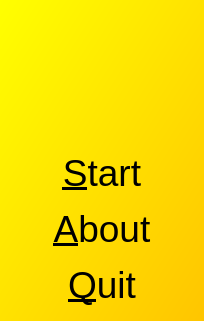
Before: the Qt Designer form Games/GameBeerWanter/qtbeerwantermenudialog.ui in richelbilderbeek/ProjectRichelBilderbeek, drawn with Qt 5.
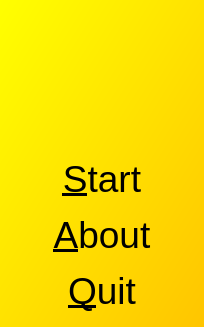
After: the same form once the commit is applied. Icons and pictures are not drawn.

Patch:
```diff
--- a/Games/GameBeerWanter/qtbeerwantermenudialog.ui
+++ b/Games/GameBeerWanter/qtbeerwantermenudialog.ui
@@ -7,7 +7,7 @@
     <x>0</x>
     <y>0</y>
     <width>204</width>
-    <height>321</height>
+    <height>327</height>
    </rect>
   </property>
   <property name="font">
```
Left out of the diff: 6 changed lines with no effect on the pictures.
